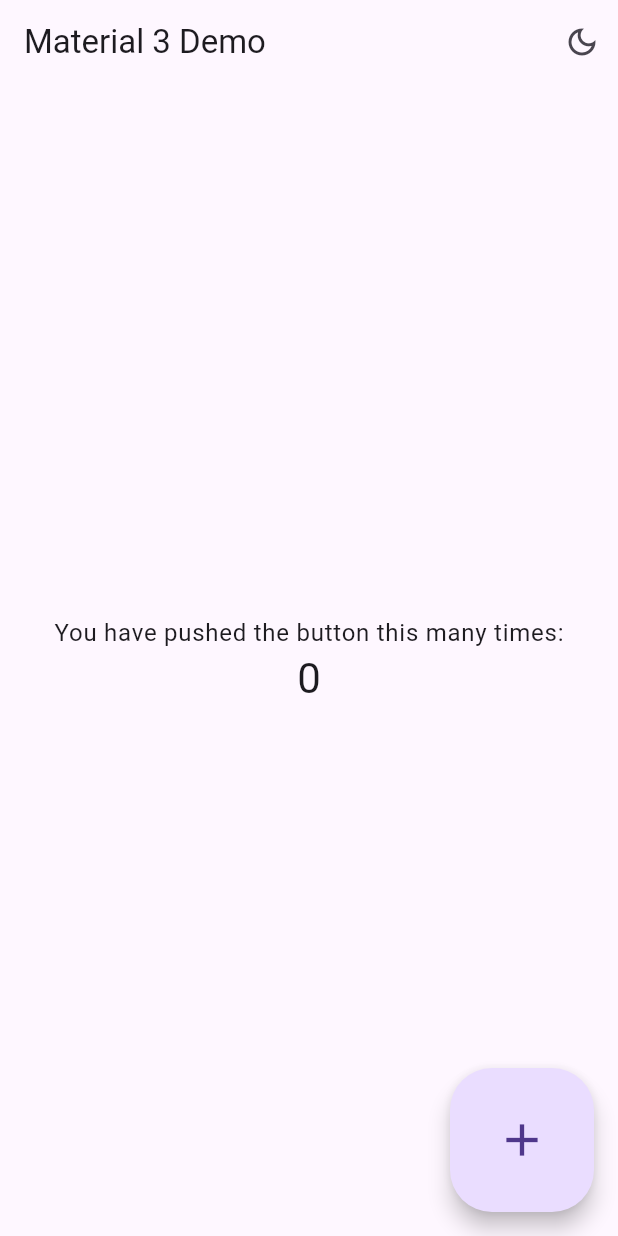
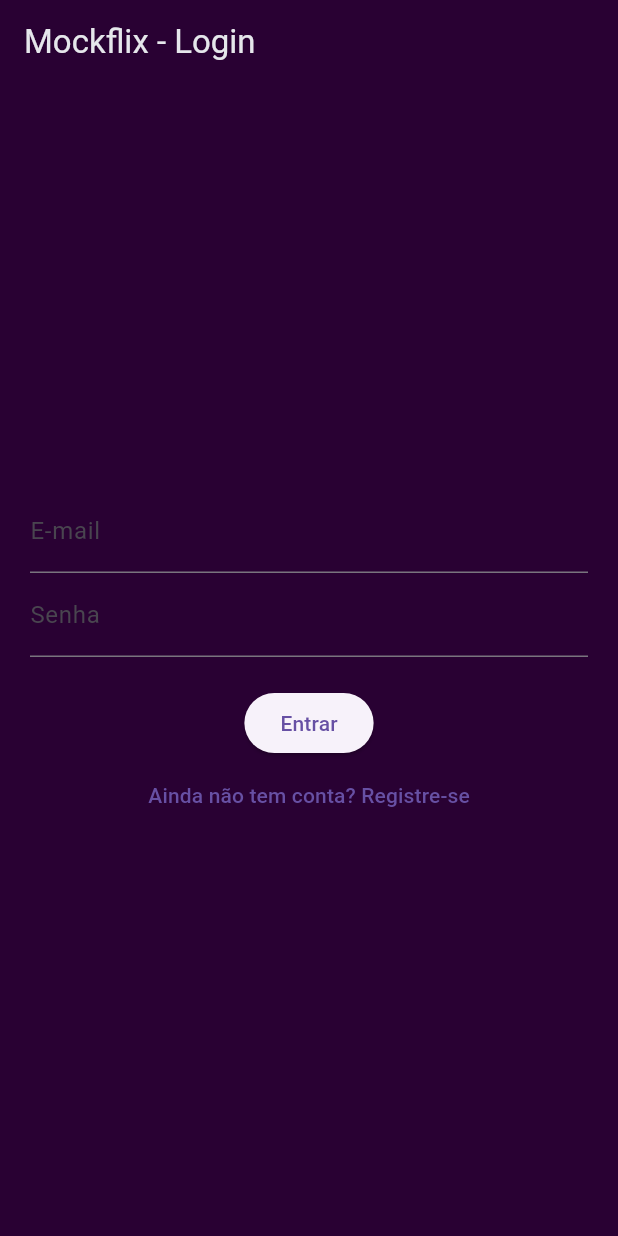
Before and after one commit to italoweb99/Mockfliz-app, a Flutter app: the screen it shows after launch, on a phone screen of 412 x 824 dp. Run offline on Flutter 3.47's test engine with Material 3 defaults, Android fonts, the phone set to English and light mode, and no system bars; our stand-ins replace carousel_slider, firebase_auth, firebase_core; accounts and stored records are empty.

Commit message:
adicionado pagina de login e registro

```diff
--- a/lib/main.dart
+++ b/lib/main.dart
@@ -1,138 +1,56 @@
 import 'package:flutter/material.dart';
-import 'package:flutter/scheduler.dart';
+import 'package:firebase_core/firebase_core.dart';
+import 'screens/login_screen.dart';
+import 'firebase_options.dart';
 
-void main() {
+void main() async {
+  WidgetsFlutterBinding.ensureInitialized();
+  await Firebase.initializeApp(
+      options: FirebaseOptions(
+          apiKey: "AIzaSyBvYSlvsgwwJtMe8HzAqAeb_8F3HhNDQJM",
+          authDomain: "mockflix-922c0.firebaseapp.com",
+          projectId: "mockflix-922c0",
+          storageBucket: "mockflix-922c0.firebasestorage.app",
+          messagingSenderId: "551777383369",
+          appId: "1:551777383369:web:e39da14e2fd87c12846e18"));
   runApp(const MyApp());
 }
 
-class MyApp extends StatefulWidget {
+class MyApp extends StatelessWidget {
   const MyApp({super.key});
 
   @override
-  State<MyApp> createState() => _MyAppState();
-}
-
-class _MyAppState extends State<MyApp> {
-  ThemeMode _themeMode = ThemeMode.system;
-
-  bool get useLightMode {
-    switch (_themeMode) {
-      case ThemeMode.system:
-        return SchedulerBinding.instance.window.platformBrightness ==
-            Brightness.light;
-      case ThemeMode.light:
-        return true;
-      case ThemeMode.dark:
-        return false;
-    }
-  }
-
-  // This widget is the root of your application.
-  @override
   Widget build(BuildContext context) {
     return MaterialApp(
-      debugShowCheckedModeBanner: false,
-      title: 'Demo',
-      theme: ThemeData(
-        useMaterial3: true,
-        brightness: Brightness.light,
-      ),
-      darkTheme: ThemeData(
-        useMaterial3: true,
-        brightness: Brightness.dark,
-      ),
-      themeMode: _themeMode,
-      home: MyHomePage(
-        title: 'Material 3 Demo',
-        useLightMode: useLightMode,
-        handleBrightnessChange: (useLightMode) => setState(() {
-          _themeMode = useLightMode ? ThemeMode.light : ThemeMode.dark;
-        }),
-      ),
+      title: 'Mockflix',
+      theme: new ThemeData(
+          scaffoldBackgroundColor: const Color(0xFF290133),
+          textTheme: TextTheme(
+            bodyLarge: TextStyle(color: Color(0xFFe5e7eb)),
+            bodyMedium: TextStyle(color: Color(0xFFe5e7eb)),
+            bodySmall: TextStyle(color: Color(0xFFe5e7eb)),
+            displayLarge: TextStyle(color: Color(0xFFe5e7eb)),
+            displayMedium: TextStyle(color: Color(0xFFe5e7eb)),
+            displaySmall: TextStyle(color: Color(0xFFe5e7eb)),
+            titleLarge: TextStyle(color: Color(0xFFe5e7eb)),
+            titleMedium: TextStyle(color: Color(0xFFe5e7eb)),
+            titleSmall: TextStyle(color: Color(0xFFe5e7eb)),
+            headlineLarge: TextStyle(color: Color(0xFFe5e7eb)),
+            headlineMedium: TextStyle(color: Color(0xFFe5e7eb)),
+            headlineSmall: TextStyle(color: Color(0xFFe5e7eb)),
+            labelLarge: TextStyle(color: Color(0xFFe5e7eb)),
+            labelMedium: TextStyle(color: Color(0xFFe5e7eb)),
+            labelSmall: TextStyle(color: Color(0xFFe5e7eb)),
+          ),
+          appBarTheme: AppBarTheme(
+            backgroundColor: Color(0xFF290133),
+            iconTheme: IconThemeData(color: Color(0xFFe5e7eb)),
+            titleTextStyle: TextStyle(
+                color: Color(0xFFe5e7eb),
+                fontSize: 22.0,
+                fontWeight: FontWeight.normal),
+          )),
+      home: const LoginScreen(),
     );
   }
 }
-
-class MyHomePage extends StatefulWidget {
-  const MyHomePage({
-    super.key,
-    required this.title,
-    required this.handleBrightnessChange,
-    required this.useLightMode,
-  });
-  final String title;
-  final bool useLightMode;
-  final void Function(bool useLightMode) handleBrightnessChange;
-
-  @override
-  State<MyHomePage> createState() => _MyHomePageState();
-}
-
-class _MyHomePageState extends State<MyHomePage> {
-  int _counter = 0;
-
-  void _incrementCounter() {
-    setState(() {
-      _counter++;
-    });
-  }
-
-  @override
-  Widget build(BuildContext context) {
-    return Scaffold(
-      appBar: AppBar(
-        title: Text(widget.title),
-        actions: <Widget>[
-          _BrightnessButton(
-            handleBrightnessChange: widget.handleBrightnessChange,
-          ),
-        ],
-      ),
-      body: Center(
-        child: Column(
-          mainAxisAlignment: MainAxisAlignment.center,
-          children: <Widget>[
-            Text(
-              'You have pushed the button this many times:',
-              style: Theme.of(context).textTheme.bodyLarge,
-            ),
-            Text(
-              '$_counter',
-              style: Theme.of(context).textTheme.headlineMedium,
-            ),
-          ],
-        ),
-      ),
-      floatingActionButton: FloatingActionButton.large(
-        onPressed: _incrementCounter,
-        tooltip: 'Increment',
-        child: const Icon(Icons.add),
-      ), // This trailing comma makes auto-formatting nicer for build methods.
-    );
-  }
-}
-
-class _BrightnessButton extends StatelessWidget {
-  const _BrightnessButton({
-    required this.handleBrightnessChange,
-    this.showTooltipBelow = true,
-  });
-
-  final Function handleBrightnessChange;
-  final bool showTooltipBelow;
-
-  @override
-  Widget build(BuildContext context) {
-    final isBright = Theme.of(context).brightness == Brightness.light;
-    return Tooltip(
-      preferBelow: showTooltipBelow,
-      message: 'Toggle brightness',
-      child: IconButton(
-        icon: isBright
-            ? const Icon(Icons.dark_mode_outlined)
-            : const Icon(Icons.light_mode_outlined),
-        onPressed: () => handleBrightnessChange(!isBright),
-      ),
-    );
-  }
-}
--- /dev/null
+++ b/lib/screens/login_screen.dart
@@ -0,0 +1,75 @@
+import 'package:flutter/material.dart';
+import 'package:firebase_auth/firebase_auth.dart';
+import 'movie_screen.dart';
+import 'register_screen.dart';
+
+class LoginScreen extends StatefulWidget {
+  const LoginScreen({super.key});
+
+  @override
+  _LoginScreenState createState() => _LoginScreenState();
+}
+
+class _LoginScreenState extends State<LoginScreen> {
+  final TextEditingController emailController = TextEditingController();
+  final TextEditingController passwordController = TextEditingController();
+  String errorMessage = '';
+
+  Future<void> _signIn() async {
+    try {
+      await FirebaseAuth.instance.signInWithEmailAndPassword(
+        email: emailController.text.trim(),
+        password: passwordController.text.trim(),
+      );
+      Navigator.pushReplacement(
+        context,
+        MaterialPageRoute(builder: (context) => const MovieScreen()),
+      );
+    } catch (e) {
+      setState(() {
+        errorMessage = 'Erro ao fazer login. Verifique suas credenciais.';
+      });
+    }
+  }
+
+  @override
+  Widget build(BuildContext context) {
+    return Scaffold(
+      appBar: AppBar(title: const Text('Mockflix - Login')),
+      body: Padding(
+        padding: const EdgeInsets.all(20.0),
+        child: Column(
+          mainAxisAlignment: MainAxisAlignment.center,
+          children: [
+            TextField(
+              controller: emailController,
+              decoration: const InputDecoration(labelText: 'E-mail'),
+              keyboardType: TextInputType.emailAddress,
+            ),
+            TextField(
+              controller: passwordController,
+              decoration: const InputDecoration(labelText: 'Senha'),
+              obscureText: true,
+            ),
+            if (errorMessage.isNotEmpty)
+              Text(errorMessage, style: const TextStyle(color: Colors.red)),
+            const SizedBox(height: 20),
+            ElevatedButton(
+              onPressed: _signIn,
+              child: const Text('Entrar'),
+            ),
+            TextButton(
+              onPressed: () {
+                Navigator.push(
+                    context,
+                    MaterialPageRoute(
+                        builder: (context) => const RegisterScreen()));
+              },
+              child: const Text('Ainda não tem conta? Registre-se'),
+            ),
+          ],
+        ),
+      ),
+    );
+  }
+}
```
Also changed, not shown: lib/models/movie.dart (added, +47 -0 lines), lib/screens/movie_details_screen.dart (added, +62 -0 lines), lib/screens/movie_screen.dart (added, +100 -0 lines), lib/screens/register_screen.dart (added, +74 -0 lines), lib/services/api_service.dart (added, +47 -0 lines), pubspec.yaml (+7 -0 lines), lib/firebase_options.dart (added), 2 other files.
